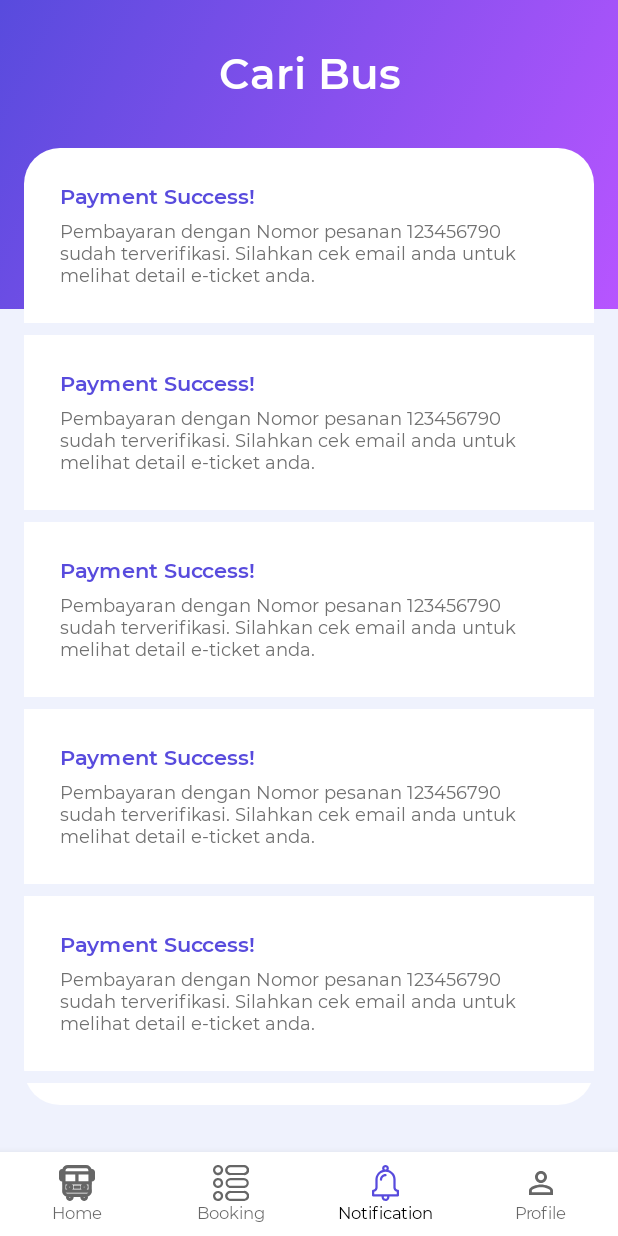
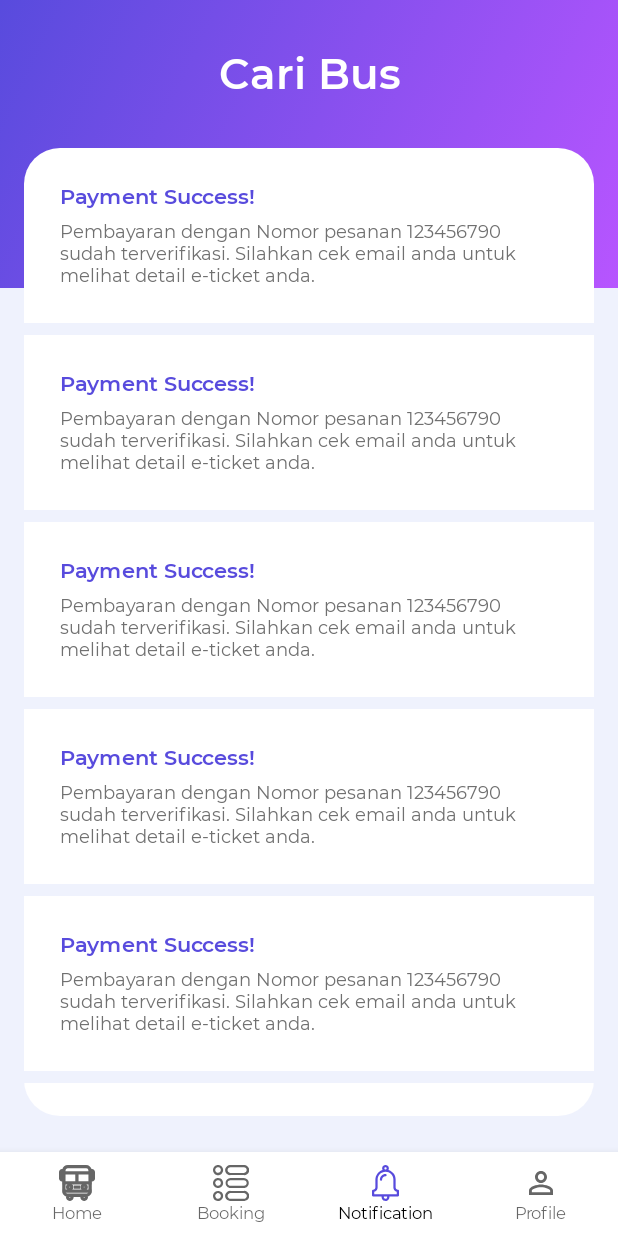
Before and after one commit to wiryadev/ADS-Advance-Compose, an Android app built with Jetpack Compose: the screen it shows after launch (MainActivity), item 3 of the bottom bar chosen, on a phone screen of 412 x 824 dp. Run offline under Robolectric (Android 15) with nearby library versions, the phone set to English and light mode, and no system bars; our stand-ins replace constraintlayout-compose.

Commit message:
Use innerPadding to give padding automatically according to bottomBar

```diff
--- a/app/src/main/java/com/wiryadev/adsadvancecompose/MainActivity.kt
+++ b/app/src/main/java/com/wiryadev/adsadvancecompose/MainActivity.kt
@@ -6,6 +6,7 @@ import androidx.activity.compose.setContent
 import androidx.compose.foundation.ExperimentalFoundationApi
 import androidx.compose.runtime.Composable
 import androidx.compose.ui.tooling.preview.Preview
+import androidx.compose.ui.unit.dp
 import com.wiryadev.adsadvancecompose.ui.screen.MainScreen
 import com.wiryadev.adsadvancecompose.ui.theme.ADSAdvanceComposeTheme
 
@@ -13,7 +14,7 @@ class MainActivity : ComponentActivity() {
 
     companion object {
         const val GRADIENT_BOX_HEIGHT = 0.25f
-        const val FRAGMENT_HEIGHT = 0.88f
+        val SCREEN_BOTTOM_PADDING = 24.dp
     }
 
     @ExperimentalFoundationApi
--- a/app/src/main/java/com/wiryadev/adsadvancecompose/ui/navigation/MainNavigation.kt
+++ b/app/src/main/java/com/wiryadev/adsadvancecompose/ui/navigation/MainNavigation.kt
@@ -1,7 +1,11 @@
 package com.wiryadev.adsadvancecompose.ui.navigation
 
 import androidx.compose.foundation.ExperimentalFoundationApi
+import androidx.compose.foundation.layout.PaddingValues
+import androidx.compose.foundation.layout.padding
 import androidx.compose.runtime.Composable
+import androidx.compose.ui.Modifier
+import androidx.compose.ui.unit.Dp
 import androidx.navigation.NavHostController
 import androidx.navigation.compose.NavHost
 import androidx.navigation.compose.composable
@@ -14,11 +18,13 @@ import com.wiryadev.adsadvancecompose.ui.screen.ProfileScreen
 @ExperimentalFoundationApi
 @Composable
 fun MainNavigation(
-    navController: NavHostController
+    navController: NavHostController,
+    contentPadding: PaddingValues,
 ) {
     NavHost(
         navController = navController,
         startDestination = Home.route,
+        modifier = Modifier.padding(contentPadding),
     ) {
         composable(Home.route) {
             HomeScreen()
--- a/app/src/main/java/com/wiryadev/adsadvancecompose/ui/screen/BookingScreen.kt
+++ b/app/src/main/java/com/wiryadev/adsadvancecompose/ui/screen/BookingScreen.kt
@@ -17,8 +17,8 @@ import androidx.compose.ui.text.style.TextAlign
 import androidx.compose.ui.tooling.preview.Preview
 import androidx.compose.ui.unit.dp
 import androidx.compose.ui.unit.sp
-import com.wiryadev.adsadvancecompose.MainActivity.Companion.FRAGMENT_HEIGHT
 import com.wiryadev.adsadvancecompose.MainActivity.Companion.GRADIENT_BOX_HEIGHT
+import com.wiryadev.adsadvancecompose.MainActivity.Companion.SCREEN_BOTTOM_PADDING
 import com.wiryadev.adsadvancecompose.ui.components.ItemBooking
 import com.wiryadev.adsadvancecompose.ui.theme.ADSAdvanceComposeTheme
 import com.wiryadev.adsadvancecompose.ui.theme.Montserrat
@@ -69,7 +69,7 @@ fun BookingScreen() {
             )
             LazyColumn(
                 modifier = Modifier
-                    .fillMaxHeight(FRAGMENT_HEIGHT)
+                    .padding(bottom = SCREEN_BOTTOM_PADDING)
                     .clip(RoundedCornerShape(24.dp)),
                 verticalArrangement = Arrangement.spacedBy(8.dp)
             ) {
--- a/app/src/main/java/com/wiryadev/adsadvancecompose/ui/screen/MainScreen.kt
+++ b/app/src/main/java/com/wiryadev/adsadvancecompose/ui/screen/MainScreen.kt
@@ -27,7 +27,7 @@ fun MainScreen() {
                 items = items,
             )
         },
-    ) {
-        MainNavigation(navController = navController)
+    ) { innerPadding ->
+        MainNavigation(navController = navController, contentPadding = innerPadding)
     }
 }
--- a/app/src/main/java/com/wiryadev/adsadvancecompose/ui/screen/NotificationScreen.kt
+++ b/app/src/main/java/com/wiryadev/adsadvancecompose/ui/screen/NotificationScreen.kt
@@ -18,7 +18,7 @@ import androidx.compose.ui.text.style.TextAlign
 import androidx.compose.ui.tooling.preview.Preview
 import androidx.compose.ui.unit.dp
 import androidx.compose.ui.unit.sp
-import com.wiryadev.adsadvancecompose.MainActivity.Companion.FRAGMENT_HEIGHT
+import com.wiryadev.adsadvancecompose.MainActivity.Companion.SCREEN_BOTTOM_PADDING
 import com.wiryadev.adsadvancecompose.ui.components.ItemNotification
 import com.wiryadev.adsadvancecompose.ui.theme.ADSAdvanceComposeTheme
 import com.wiryadev.adsadvancecompose.ui.theme.Montserrat
@@ -71,7 +71,7 @@ fun NotificationScreen() {
             LazyColumn(
                 state = listState,
                 modifier = Modifier
-                    .fillMaxHeight(FRAGMENT_HEIGHT)
+                    .padding(bottom = SCREEN_BOTTOM_PADDING)
                     .clip(RoundedCornerShape(24.dp)),
                 verticalArrangement = Arrangement.spacedBy(8.dp),
             ) {
--- a/app/src/main/java/com/wiryadev/adsadvancecompose/ui/screen/ProfileScreen.kt
+++ b/app/src/main/java/com/wiryadev/adsadvancecompose/ui/screen/ProfileScreen.kt
@@ -183,11 +183,11 @@ fun ProfileScreen() {
 fun ItemProfile(
     text: String,
 ) {
-    Box(
+    Column(
         modifier = Modifier
             .fillMaxWidth()
             .background(MaterialTheme.colors.background)
-            .padding(vertical = 6.dp, horizontal = 24.dp)
+            .padding(horizontal = 24.dp)
     ) {
         Text(
             text = text,
@@ -197,6 +197,8 @@ fun ItemProfile(
                 fontFamily = Montserrat,
                 fontSize = 16.sp,
             ),
+            modifier = Modifier
+                .padding(vertical = 6.dp),
         )
     }
 }
```
